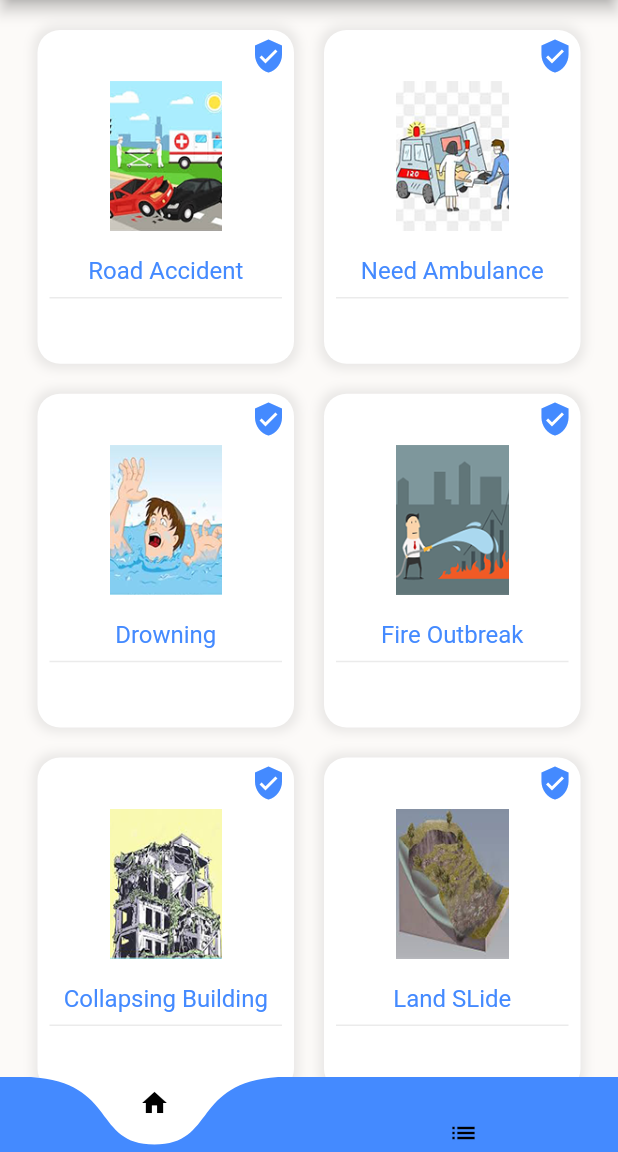
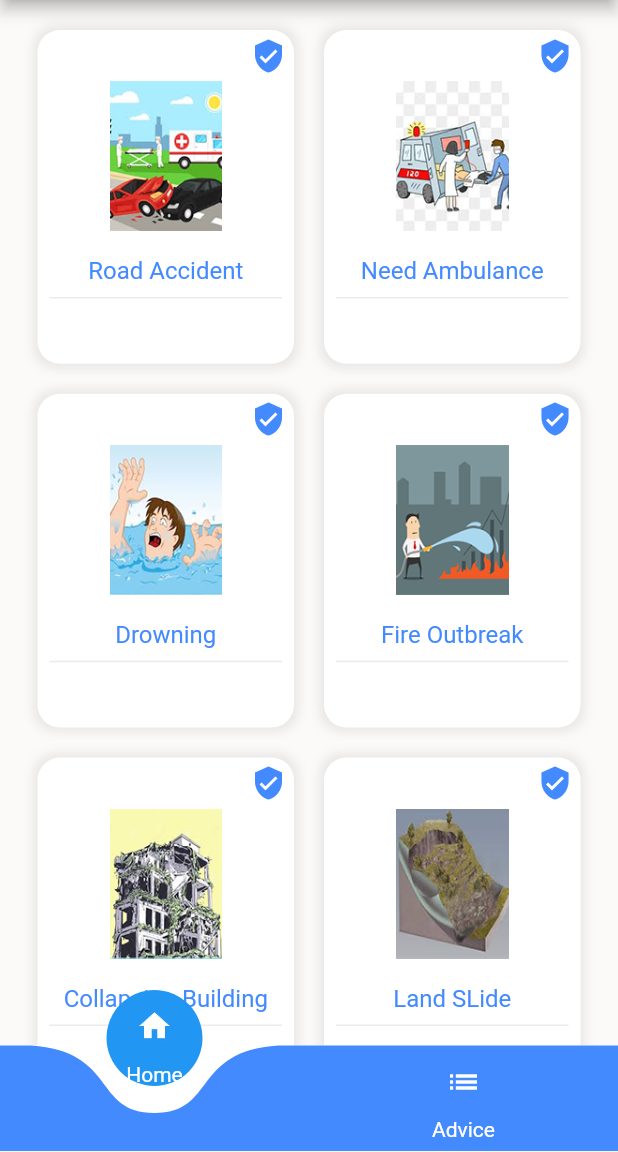
Before and after one commit to david788/disaster, a Flutter app: the MainControllerPage screen opened directly, on a phone screen of 412 x 824 dp, the part 84-1236 px from its top. Run offline on Flutter 3.47's test engine with Material 2 defaults, Android fonts, the phone set to English and light mode, and no system bars; drawn by our look-alikes of curved_navigation_bar; our stand-ins replace cloud_firestore, firebase_auth, firebase_messaging, firebase_storage, fluttertoast, font_awesome_flutter and 3 more; missing offline and left inert: geoflutterfire; accounts and stored records are empty.

Commit message:
minor changes

```diff
--- a/lib/MainControllerPage.dart
+++ b/lib/MainControllerPage.dart
@@ -131,14 +131,14 @@ class _MainControllerPageState extends State<MainControllerPage> {
               title: Text('About'),
               leading: Icon(Icons.info),
               onTap: () {
-                Navigator.push(context, MaterialPageRoute(builder: (context)=>AboutPage()));
+                Navigator.push(context,
+                    MaterialPageRoute(builder: (context) => AboutPage()));
               },
             ),
             Divider(
               height: 2,
               color: Colors.blue,
             ),
-
             ListTile(
               title: Text('Log Out'),
               leading: Icon(Icons.exit_to_app),
@@ -150,21 +150,32 @@ class _MainControllerPageState extends State<MainControllerPage> {
         ),
       ),
       body: _children[_currentIndex],
-      bottomNavigationBar: CurvedNavigationBar(
-        // onTap: onTappedBar,
-        //  currentIndex = _currentIndex,
+      bottomNavigationBar: Padding(
+        padding: const EdgeInsets.only(bottom:1),
+        child: CurvedNavigationBar(
+
 
           color: Colors.blueAccent,
           backgroundColor: Colors.white,
-        buttonBackgroundColor: Colors.white,
-        height: 50,
+          buttonBackgroundColor: Colors.blue,
+          height: 70,
 
           items: <Widget>[
-          Icon(Icons.home, size: 20, color: Colors.black),
-          // Icon(Icons.add_alert, size: 20, color: Colors.black),
-          Icon(Icons.list, size: 20, color: Colors.black),
+            Column(
+              children: <Widget>[
+                IconButton(icon: Icon(Icons.home, color: Colors.white,), onPressed: null),
+                Text('Home', style: TextStyle(color: Colors.white,)),
               ],
-        animationDuration: Duration(milliseconds: 200),
+            ),
+            Column(
+              children: <Widget>[
+                IconButton(icon: Icon(Icons.list, color: Colors.white,), onPressed: null),
+                Text('Advice',
+                    style: TextStyle(color: Colors.white, )),
+              ],
+            ),
+          ],
+          animationDuration: Duration(milliseconds: 600),
           animationCurve: Curves.bounceInOut,
           // index: 1,
           onTap: (index) {
@@ -172,6 +183,7 @@ class _MainControllerPageState extends State<MainControllerPage> {
             debugPrint('current index is:$index');
           },
         ),
+      ),
     );
   }
 }
```
Also changed, not shown: lib/About.dart (added, +73 -0 lines), lib/Admin/Messages.dart (added, +72 -0 lines), lib/Admin/fcm.dart (added, +111 -0 lines), 1 other file. Lines whose indentation alone changed are shown as unchanged.
